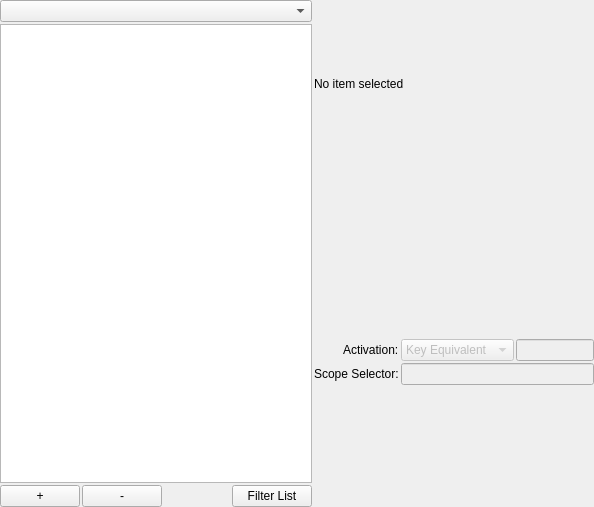
Qt form src/prymatex/gui/bundles/ui_files/editor.ui (prymatex/prymatex) before a commit.
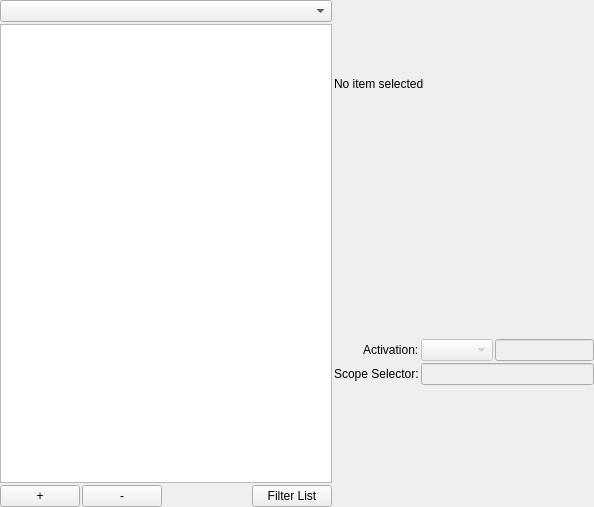
The same form after that commit. Icons and pictures are not drawn.

Commit message: bundle editor preview

```diff
--- a/src/prymatex/gui/bundles/ui_files/editor.ui
+++ b/src/prymatex/gui/bundles/ui_files/editor.ui
@@ -90,11 +90,7 @@
       </widget>
      </item>
      <item>
-      <widget class="QWidget" name="widget" native="true">
-       <property name="styleSheet">
-        <string notr="true">image: url(:/icons/resources/icons/Prymatex_Logo.png);</string>
-       </property>
-      </widget>
+      <widget class="QWidget" name="container" native="true"/>
      </item>
      <item>
       <layout class="QFormLayout" name="formLayout_2">
@@ -127,16 +123,6 @@
            <property name="enabled">
             <bool>false</bool>
            </property>
-           <item>
-            <property name="text">
-             <string>Key Equivalent</string>
-            </property>
-           </item>
-           <item>
-            <property name="text">
-             <string>Tab Trigger</string>
-            </property>
-           </item>
           </widget>
          </item>
          <item>
```
Left out of the diff: 8 changed lines with no effect on the pictures. The commit also changes 20 other files.
